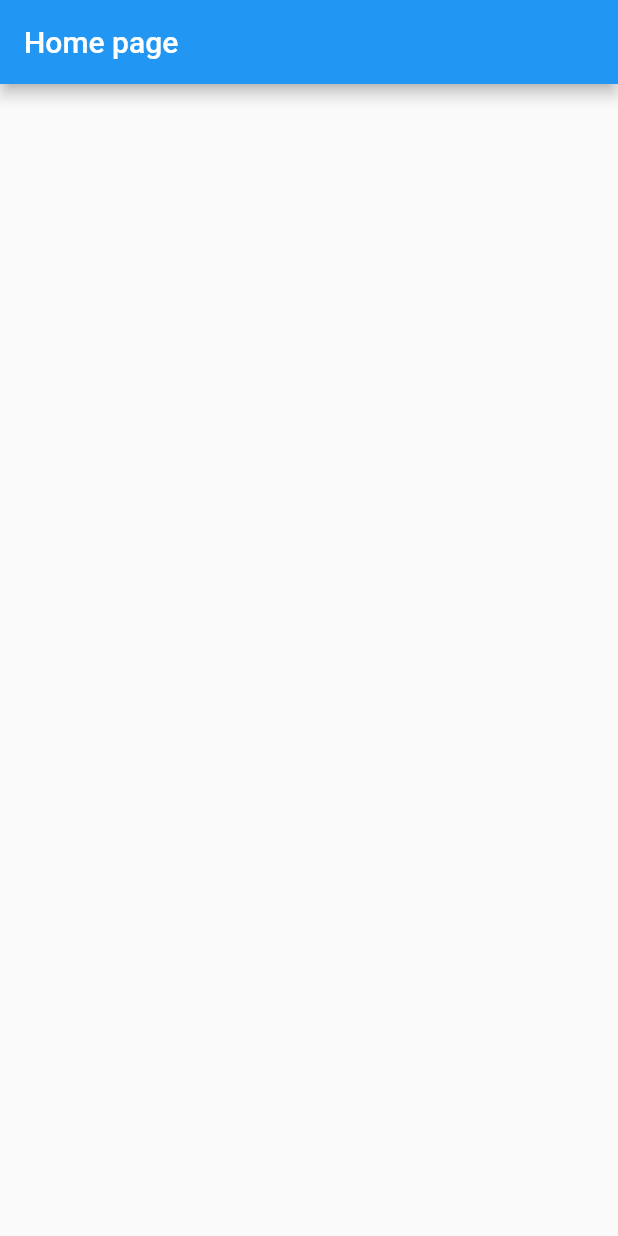
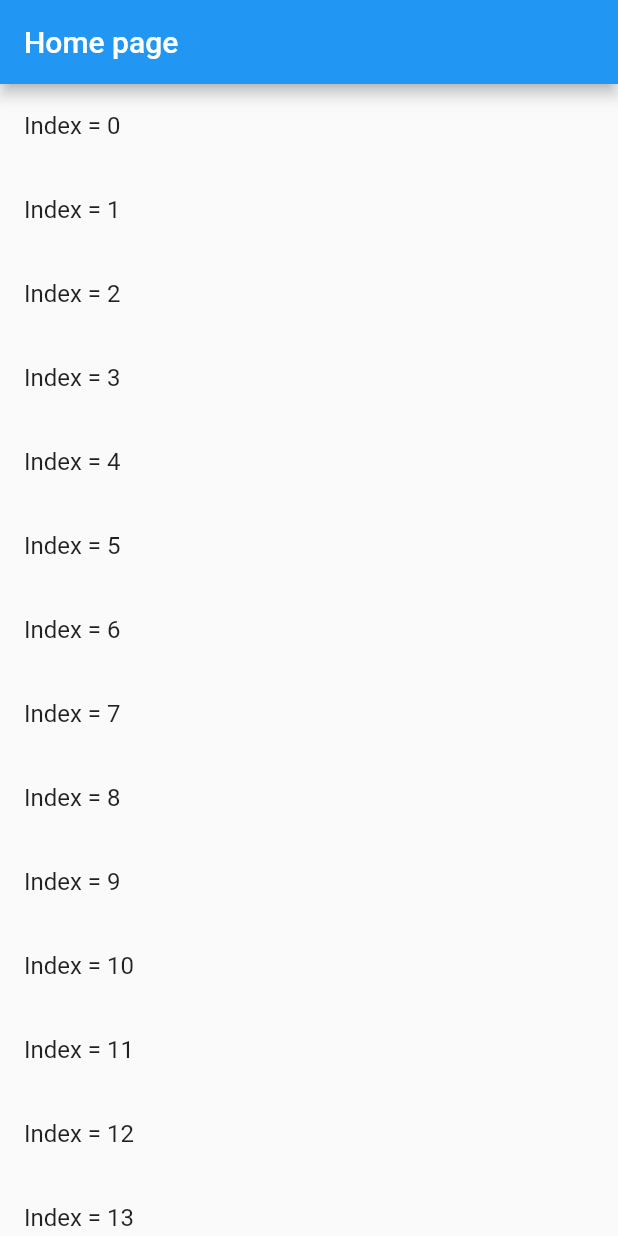
Before and after one commit to prasadsunny1/my_first_app, a Flutter app: the screen it shows after launch, on a phone screen of 412 x 824 dp. Run offline on Flutter 3.47's test engine with Material 2 defaults, Android fonts, the phone set to English and light mode, and no system bars.

```diff
--- a/lib/home_page.dart
+++ b/lib/home_page.dart
@@ -7,6 +7,13 @@ class HomePage extends StatelessWidget {
       appBar: AppBar(
         title: Text('Home page'),
       ),
+      body: ListView.builder(
+        itemBuilder: (context, index) {
+          return ListTile(
+            title: Text('Index' + " = " + index.toString()),
+          );
+        },
+      ),
     );
   }
 }
--- a/lib/main.dart
+++ b/lib/main.dart
@@ -1,5 +1,6 @@
 import 'package:flutter/material.dart';
 import 'package:my_first_app/home_page.dart';
+import 'package:my_first_app/movie_service.dart';
 
 void main() {
   runApp(MyApp());
--- a/pubspec.yaml
+++ b/pubspec.yaml
@@ -28,6 +28,7 @@ dependencies:
   # The following adds the Cupertino Icons font to your application.
   # Use with the CupertinoIcons class for iOS style icons.
   cupertino_icons: ^1.0.0
+  http:
 
 dev_dependencies:
   flutter_test:
```
Also changed, not shown: lib/movie_service.dart (added, +16 -0 lines), pubspec.lock.
